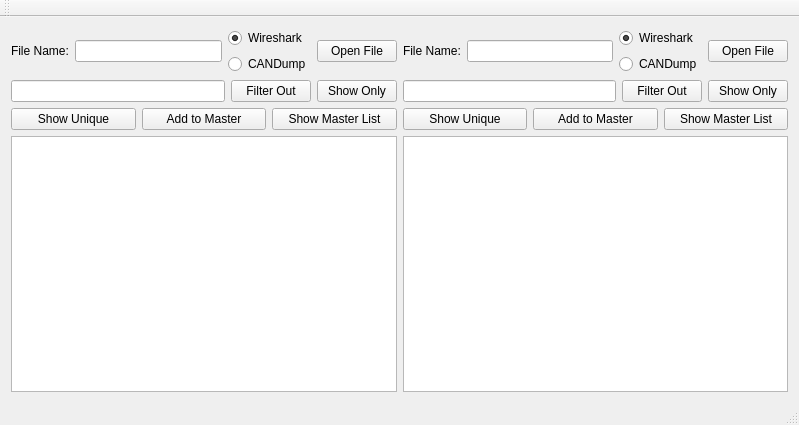
Above: mainwindow.ui from dcg0006/canbus_analyzer before the change. Below: the same form after it.
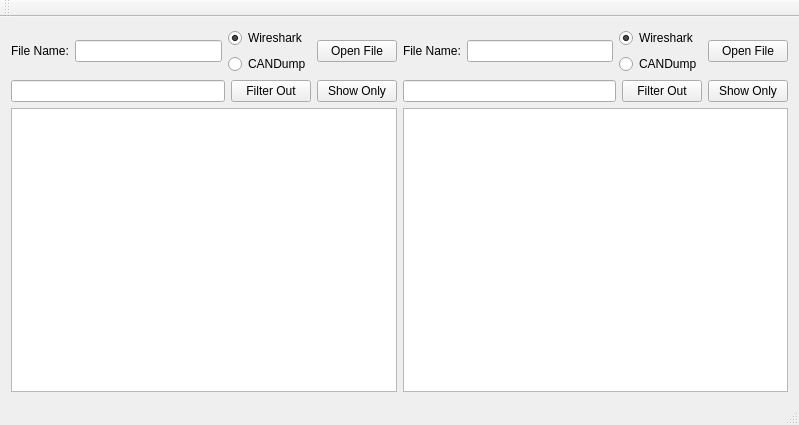
That is the form after the change.

```diff
--- a/mainwindow.ui
+++ b/mainwindow.ui
@@ -88,31 +88,6 @@
           </item>
          </layout>
         </item>
-        <item>
-         <layout class="QHBoxLayout" name="horizontalLayout_5">
-          <item>
-           <widget class="QPushButton" name="showUnique1">
-            <property name="text">
-             <string>Show Unique</string>
-            </property>
-           </widget>
-          </item>
-          <item>
-           <widget class="QPushButton" name="addMaster1">
-            <property name="text">
-             <string>Add to Master</string>
-            </property>
-           </widget>
-          </item>
-          <item>
-           <widget class="QPushButton" name="showMaster1">
-            <property name="text">
-             <string>Show Master List</string>
-            </property>
-           </widget>
-          </item>
-         </layout>
-        </item>
         <item>
          <widget class="QTableView" name="tableView1"/>
         </item>
@@ -189,31 +164,6 @@
           </item>
          </layout>
         </item>
-        <item>
-         <layout class="QHBoxLayout" name="horizontalLayout_6">
-          <item>
-           <widget class="QPushButton" name="showUnique2">
-            <property name="text">
-             <string>Show Unique</string>
-            </property>
-           </widget>
-          </item>
-          <item>
-           <widget class="QPushButton" name="addMaster2">
-            <property name="text">
-             <string>Add to Master</string>
-            </property>
-           </widget>
-          </item>
-          <item>
-           <widget class="QPushButton" name="showMaster2">
-            <property name="text">
-             <string>Show Master List</string>
-            </property>
-           </widget>
-          </item>
-         </layout>
-        </item>
         <item>
          <widget class="QTableView" name="tableView2"/>
         </item>
```
